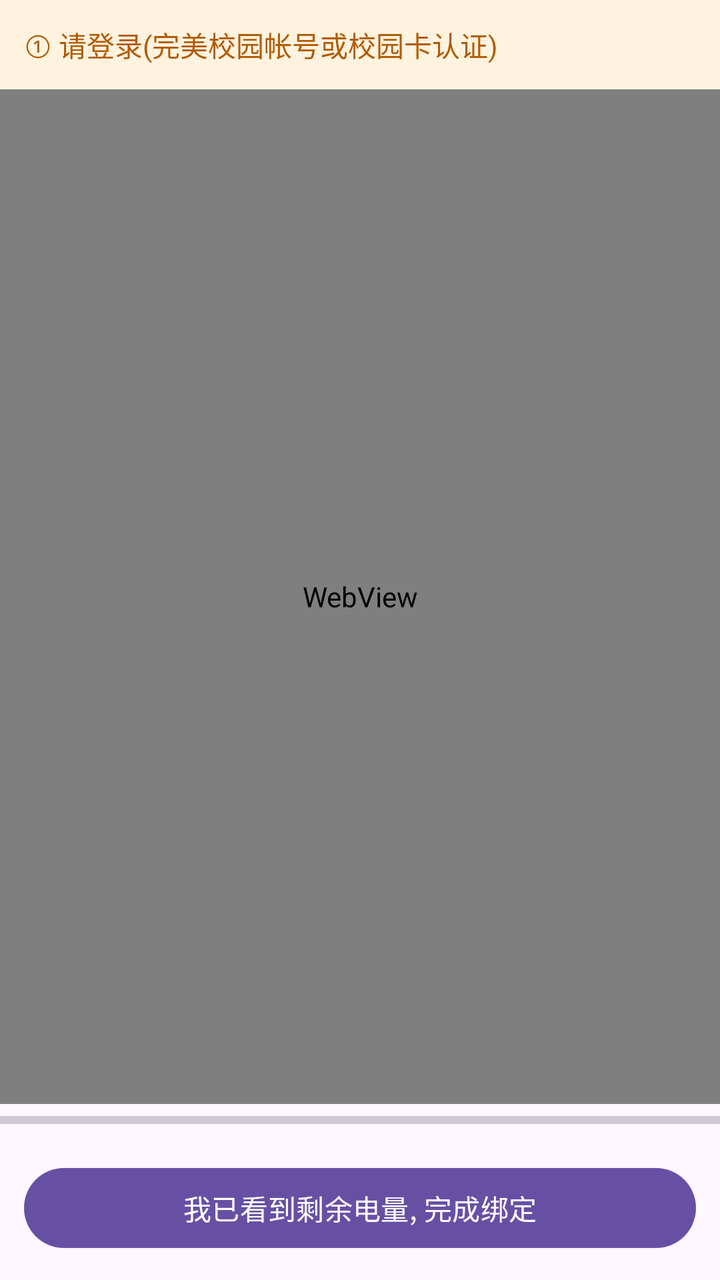
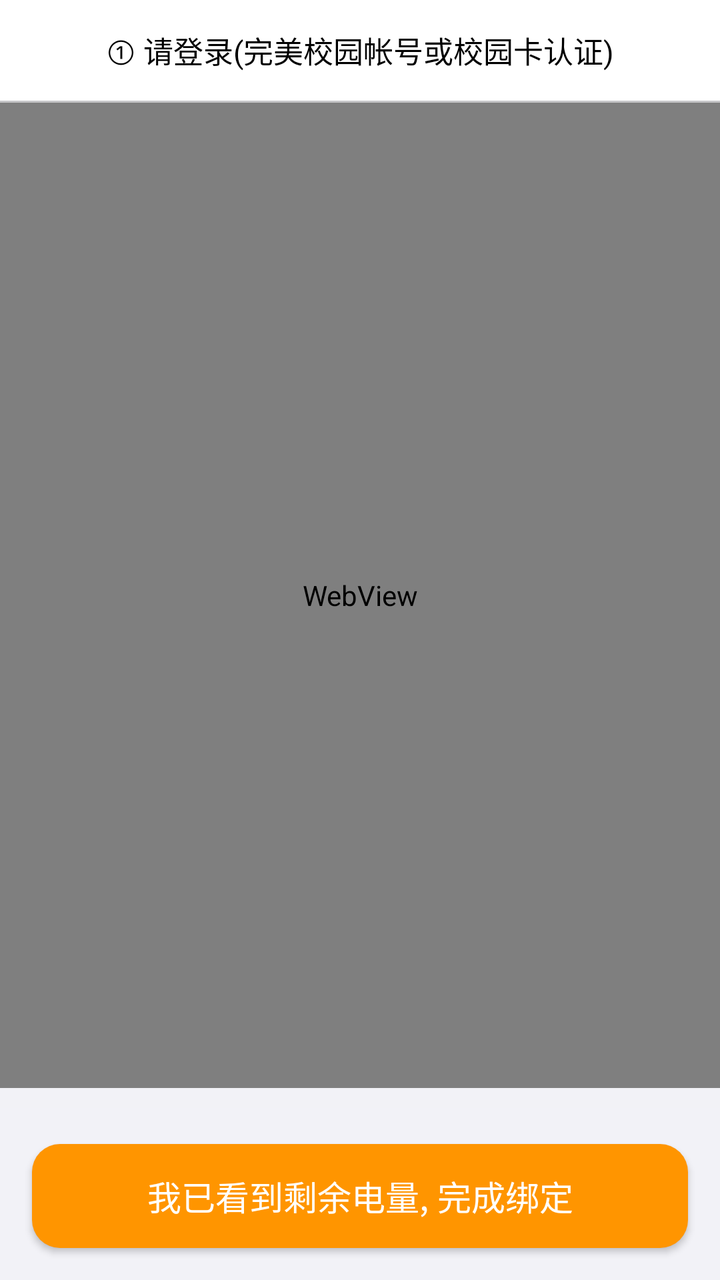

An Android layout rendered at two revisions. The XML below is the earlier revision; the diff shows what the commit changed to produce the second picture.
<!-- AndroidManifest.xml: application theme Theme.App -->
<!-- res/layout/activity_setup.xml -->
<?xml version="1.0" encoding="utf-8"?>
<LinearLayout xmlns:android="http://schemas.android.com/apk/res/android"
    android:layout_width="match_parent"
    android:layout_height="match_parent"
    android:orientation="vertical">

    <TextView
        android:id="@+id/hintText"
        android:layout_width="match_parent"
        android:layout_height="wrap_content"
        android:background="#FFF3E0"
        android:padding="12dp"
        android:text="① 请登录(完美校园帐号或校园卡认证)"
        android:textSize="14sp"
        android:textColor="#B25B00" />

    <WebView
        android:id="@+id/webView"
        android:layout_width="match_parent"
        android:layout_height="0dp"
        android:layout_weight="1" />

    <ProgressBar
        android:id="@+id/progressBar"
        style="?android:attr/progressBarStyleHorizontal"
        android:layout_width="match_parent"
        android:layout_height="wrap_content"
        android:max="100" />

    <Button
        android:id="@+id/doneBtn"
        android:layout_width="match_parent"
        android:layout_height="wrap_content"
        android:layout_margin="12dp"
        android:text="我已看到剩余电量, 完成绑定" />
</LinearLayout>
<!-- resources referenced by this layout -->
<resources>
  <style name="Theme.App" parent="Theme.Material3.Light.NoActionBar" />
</resources>

<!-- the commit's change to res/layout/activity_setup.xml (unified diff, before → after) -->
@@ -2,17 +2,34 @@
 <LinearLayout xmlns:android="http://schemas.android.com/apk/res/android"
     android:layout_width="match_parent"
     android:layout_height="match_parent"
+    android:background="@color/ios_bg"
     android:orientation="vertical">
 
-    <TextView
-        android:id="@+id/hintText"
+    
+    <LinearLayout
         android:layout_width="match_parent"
         android:layout_height="wrap_content"
-        android:background="#FFF3E0"
-        android:padding="12dp"
-        android:text="① 请登录(完美校园帐号或校园卡认证)"
-        android:textSize="14sp"
-        android:textColor="#B25B00" />
+        android:background="@color/ios_card"
+        android:orientation="vertical">
+
+        <TextView
+            android:id="@+id/hintText"
+            android:layout_width="match_parent"
+            android:layout_height="wrap_content"
+            android:gravity="center"
+            android:paddingStart="16dp"
+            android:paddingTop="14dp"
+            android:paddingEnd="16dp"
+            android:paddingBottom="14dp"
+            android:text="① 请登录(完美校园帐号或校园卡认证)"
+            android:textColor="@color/ios_label"
+            android:textSize="15sp" />
+
+        <View
+            android:layout_width="match_parent"
+            android:layout_height="1dp"
+            android:background="@color/ios_separator" />
+    </LinearLayout>
 
     <WebView
         android:id="@+id/webView"
@@ -25,12 +42,20 @@
         style="?android:attr/progressBarStyleHorizontal"
         android:layout_width="match_parent"
         android:layout_height="wrap_content"
-        android:max="100" />
+        android:progressTint="@color/ios_orange"
+        android:progressBackgroundTint="@color/ios_fill" />
 
     <Button
         android:id="@+id/doneBtn"
         android:layout_width="match_parent"
-        android:layout_height="wrap_content"
-        android:layout_margin="12dp"
-        android:text="我已看到剩余电量, 完成绑定" />
+        android:layout_height="52dp"
+        android:layout_marginStart="16dp"
+        android:layout_marginTop="12dp"
+        android:layout_marginEnd="16dp"
+        android:layout_marginBottom="16dp"
+        android:background="@drawable/btn_primary"
+        android:text="我已看到剩余电量, 完成绑定"
+        android:textAllCaps="false"
+        android:textColor="#FFFFFF"
+        android:textSize="17sp" />
 </LinearLayout>
<!-- resource entries referenced after the edit -->
@@ -1,5 +1,33 @@
 <!-- resources referenced by this layout -->
 <resources>
-  <style name="Theme.App" parent="Theme.Material3.Light.NoActionBar" />
+  <color name="ios_bg">#F2F2F7</color>
+  <color name="ios_card">#FFFFFF</color>
+  <color name="ios_fill">#EFEFF4</color>
+  <color name="ios_label">#000000</color>
+  <color name="ios_orange">#FF9500</color>
+  <color name="ios_separator">#C6C6C8</color>
+  <!-- drawable btn_primary (drawable) -->
+  <?xml version="1.0" encoding="utf-8"?>
+  <selector xmlns:android="http://schemas.android.com/apk/res/android">
+      <item android:state_pressed="true">
+          <shape>
+              <solid android:color="@color/ios_orange_dark" />
+              <corners android:radius="14dp" />
+          </shape>
+      </item>
+      <item>
+          <shape>
+              <solid android:color="@color/ios_orange" />
+              <corners android:radius="14dp" />
+          </shape>
+      </item>
+  </selector>
+  <style name="Theme.App" parent="Theme.AppCompat.Light.NoActionBar">
+          <item name="android:windowBackground">@color/ios_bg</item>
+          <item name="android:statusBarColor">@color/ios_bg</item>
+          <item name="android:windowLightStatusBar">true</item>
+          <item name="android:colorAccent">@color/ios_orange</item>
+      </style>
+  <color name="ios_orange_dark">#E6850A</color>
 </resources>
 
